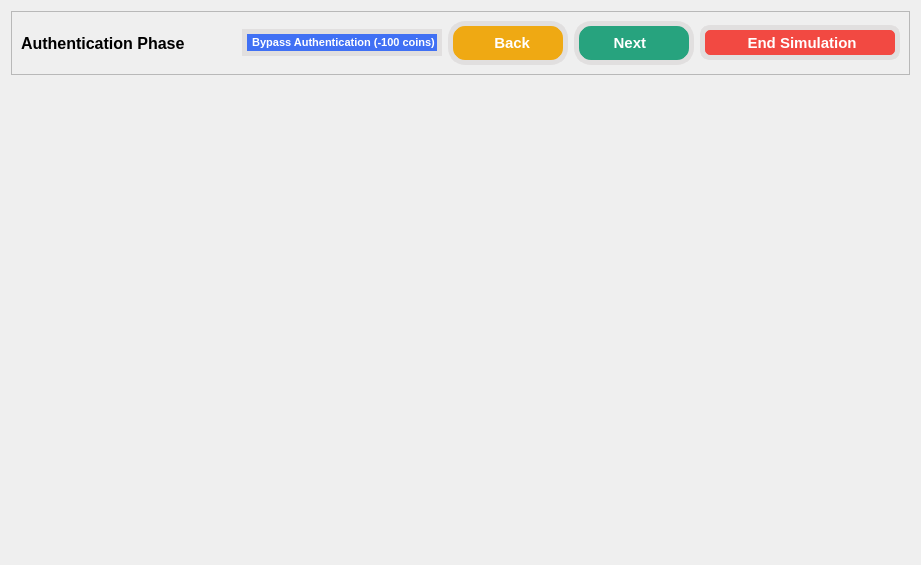
Before: the Qt Designer form src/views_ui/authenticate_view.ui in devforgely/MFA-Simulator, drawn with Qt 5.
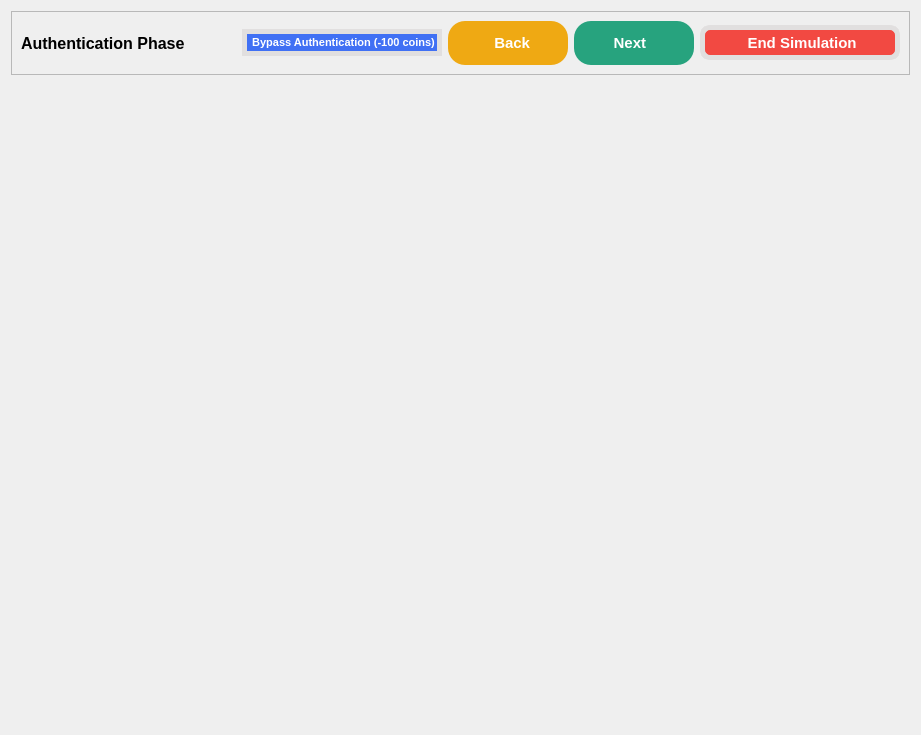
After: the same form once the commit is applied. Icons and pictures are not drawn.

Patch:
```diff
--- a/src/views_ui/authenticate_view.ui
+++ b/src/views_ui/authenticate_view.ui
@@ -7,7 +7,7 @@
     <x>0</x>
     <y>0</y>
     <width>921</width>
-    <height>565</height>
+    <height>735</height>
    </rect>
   </property>
   <property name="windowTitle">
@@ -24,7 +24,6 @@
 	padding: 2px;
 	font-weight: 550;
 	color: white;
-	border: 5px solid #e1dfdf;
 }
 
 #back_btn {
@@ -33,26 +32,45 @@
 	background-color: #efa913;
 }
 
+#back_btn:hover {
+	background-color: #d79811;
+}
+
 #next_btn {
 	border-radius: 17px;
 	font-size: 11pt;
 	background-color: #27a37e;
 }
 
+#next_btn:hover {
+	background-color: #239371;
+}
+
 #end_btn {
 	border-radius: 10px;
 	font-size: 11pt;
 	background-color: #F24942;
+	border: 5px solid #e1dfdf;
+}
+
+#end_btn:hover {
+	background-color: #da423b;
 }
 
 #bypass_btn {
 	font-size: 8pt;
 	background-color: #4070f4;
+	border: 5px solid #e1dfdf;
+}
+
+#bypass_btn:hover {
+	background-color: #3a65dc;
 }
 
 #back_btn:disabled, #next_btn:disabled, #bypass_btn:disabled {
 	background-color: #e1dfdf;
 	color: gray;
+	border: 5px solid #e1dfdf;
 }
 
 </string>
```
